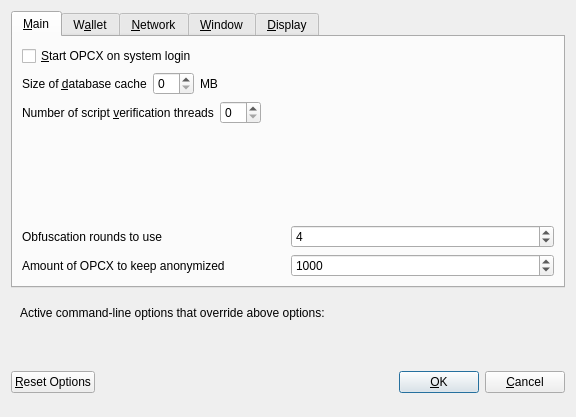
First picture: the form in src/qt/forms/optionsdialog.ui, repository opcoinx/OPCoinX, before the edit.
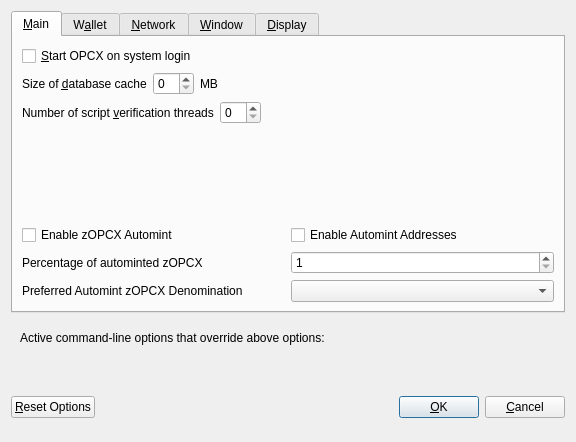
Second picture: the form after the edit. Custom widgets are drawn as their Qt base class.

The edit to the form file:
```diff
--- a/src/qt/forms/optionsdialog.ui
+++ b/src/qt/forms/optionsdialog.ui
@@ -7,7 +7,7 @@
     <x>0</x>
     <y>0</y>
     <width>576</width>
-    <height>417</height>
+    <height>442</height>
    </rect>
   </property>
   <property name="windowTitle">
@@ -131,73 +131,109 @@
         </spacer>
        </item>
        <item>
-        <layout class="QHBoxLayout" name="horizontalLayout_4_Main">
+        <widget class="QWidget" name="verticalZopcxOptionsWidget" native="true">
+         <layout class="QVBoxLayout" name="verticalZopcxOptionsLayout">
+          <property name="margin">
+           <number>0</number>
+          </property>
          <item>
-          <widget class="QLabel" name="label">
+           <layout class="QHBoxLayout" name="horizontalAutomintingLayout">
+            <item>
+             <widget class="QCheckBox" name="checkBoxZeromintEnable">
            <property name="toolTip">
-            <string>This setting determines the amount of individual masternodes that an input will be anonymized through.&lt;br/&gt;More rounds of anonymization gives a higher degree of privacy, but also costs more in fees.</string>
-           </property>
+               <string>Enable automatic minting of OPCX units to zOPCX</string>
+              </property>
+              <property name="layoutDirection">
+               <enum>Qt::LeftToRight</enum>
+              </property>
            <property name="text">
-            <string>Obfuscation rounds to use</string>
+               <string>Enable zOPCX Automint</string>
            </property>
           </widget>
          </item>
          <item>
-          <widget class="QSpinBox" name="obfuscationRounds">
-           <property name="minimum">
-            <number>2</number>
-           </property>
-           <property name="maximum">
-            <number>8</number>
-           </property>
-           <property name="value">
-            <number>4</number>
+             <widget class="QCheckBox" name="checkBoxZeromintAddresses">
+              <property name="toolTip">
+               <string>Enable automatic zOPCX minting from specific addresses</string>
+              </property>
+              <property name="layoutDirection">
+               <enum>Qt::LeftToRight</enum>
+              </property>
+              <property name="text">
+               <string>Enable Automint Addresses</string>
            </property>
           </widget>
          </item>
         </layout>
        </item>
        <item>
-        <layout class="QHBoxLayout" name="horizontalLayout">
+           <layout class="QHBoxLayout" name="horizontalZmintPercentageLayout">
          <item>
-          <widget class="QLabel" name="label_2">
+             <widget class="QLabel" name="percentage_label">
            <property name="toolTip">
-            <string>This amount acts as a threshold to turn off Obfuscation once it's reached.</string>
-           </property>
-           <property name="statusTip">
-            <string notr="true"/>
-           </property>
-           <property name="whatsThis">
-            <string notr="true"/>
-           </property>
-           <property name="accessibleName">
-            <string notr="true"/>
-           </property>
-           <property name="accessibleDescription">
-            <string notr="true"/>
-           </property>
+               <string>Percentage of incoming OPCX which get automatically converted to zOPCX via Zerocoin Protocol (min: 10%)</string>
+              </property>
+              <property name="text">
+               <string>Percentage of autominted zOPCX</string>
+              </property>
+             </widget>
+            </item>
+            <item>
+             <widget class="QSpinBox" name="zeromintPercentage">
+              <property name="minimum">
+               <number>1</number>
+              </property>
+              <property name="maximum">
+               <number>100</number>
+              </property>
+             </widget>
+            </item>
+           </layout>
+          </item>
+          <item>
+           <layout class="QHBoxLayout" name="horizontalLayout" stretch="0,0">
+            <property name="sizeConstraint">
+             <enum>QLayout::SetFixedSize</enum>
+            </property>
+            <item>
+             <widget class="QLabel" name="labelPreferredDenom">
+              <property name="maximumSize">
+               <size>
+                <width>16777215</width>
+                <height>16777215</height>
+               </size>
+              </property>
+              <property name="toolTip">
+               <string>Wait with automatic conversion to Zerocoin until enough OPCX for this denomination is available</string>
+              </property>
            <property name="text">
-            <string>Amount of OPCX to keep anonymized</string>
+               <string>Preferred Automint zOPCX Denomination</string>
            </property>
           </widget>
          </item>
          <item>
-          <widget class="QSpinBox" name="anonymizePivx">
-           <property name="minimum">
-            <number>100</number>
-           </property>
-           <property name="maximum">
-            <number>100000</number>
-           </property>
-           <property name="singleStep">
-            <number>100</number>
-           </property>
-           <property name="value">
-            <number>1000</number>
+             <widget class="QComboBox" name="preferredDenom">
+              <property name="maximumSize">
+               <size>
+                <width>16777215</width>
+                <height>27</height>
+               </size>
+              </property>
+              <property name="toolTip">
+               <string>Wait with automatic conversion to Zerocoin until enough OPCX for this denomination is available</string>
+              </property>
+              <property name="maxVisibleItems">
+               <number>9</number>
+              </property>
+              <property name="maxCount">
+               <number>9</number>
            </property>
           </widget>
          </item>
         </layout>
+          </item>
+         </layout>
+        </widget>
        </item>
       </layout>
      </widget>
```
Left out of the diff: 88 changed lines with no effect on the pictures. Lines whose indentation alone changed are shown as unchanged.
